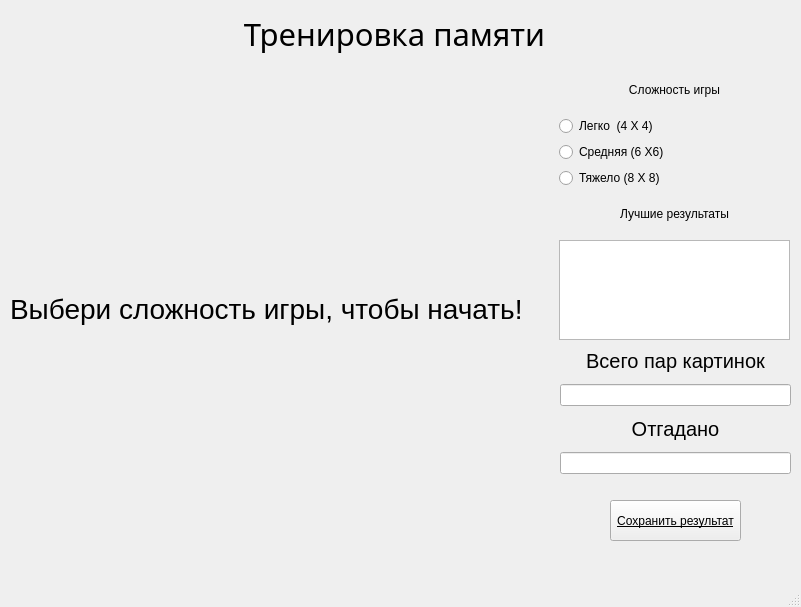
Above: UI.ui from sarmont/qt_project before the change. Below: the same form after it.
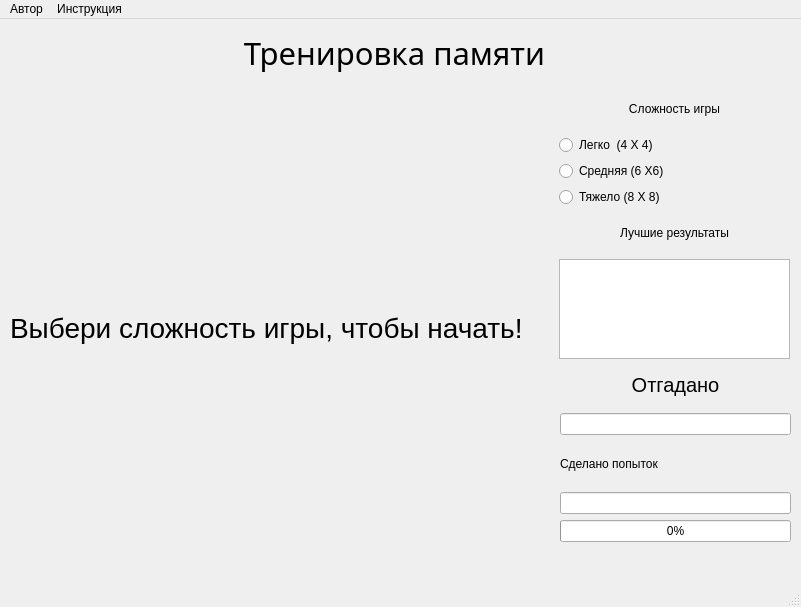
That is the form after the change.

Commit message: Неверно работает статус бар

```diff
--- a/UI.ui
+++ b/UI.ui
@@ -126,28 +126,10 @@
       <x>560</x>
       <y>343</y>
       <width>231</width>
-      <height>131</height>
+      <height>180</height>
      </rect>
     </property>
     <layout class="QVBoxLayout" name="verticalLayout_3">
-     <item>
-      <widget class="QLabel" name="label_4">
-       <property name="font">
-        <font>
-         <pointsize>15</pointsize>
-        </font>
-       </property>
-       <property name="text">
-        <string>Всего пар картинок</string>
-       </property>
-       <property name="alignment">
-        <set>Qt::AlignCenter</set>
-       </property>
-      </widget>
-     </item>
-     <item>
-      <widget class="QLineEdit" name="lineEdit"/>
-     </item>
      <item>
       <widget class="QLabel" name="label_5">
        <property name="font">
@@ -164,29 +146,27 @@
       </widget>
      </item>
      <item>
-      <widget class="QLineEdit" name="lineEdit_2"/>
+      <widget class="QLineEdit" name="opened_images_pair"/>
+     </item>
+     <item>
+      <widget class="QLabel" name="label_6">
+       <property name="text">
+        <string>Сделано попыток</string>
+       </property>
+      </widget>
+     </item>
+     <item>
+      <widget class="QLineEdit" name="attempts_counter"/>
+     </item>
+     <item>
+      <widget class="QProgressBar" name="progressBar">
+       <property name="value">
+        <number>0</number>
+       </property>
+      </widget>
      </item>
     </layout>
    </widget>
-   <widget class="QPushButton" name="pushButton">
-    <property name="geometry">
-     <rect>
-      <x>610</x>
-      <y>500</y>
-      <width>131</width>
-      <height>41</height>
-     </rect>
-    </property>
-    <property name="font">
-     <font>
-      <pointsize>9</pointsize>
-      <underline>true</underline>
-     </font>
-    </property>
-    <property name="text">
-     <string>Сохранить результат</string>
-    </property>
-   </widget>
    <widget class="QWidget" name="gridLayoutWidget">
     <property name="geometry">
      <rect>
@@ -221,6 +201,18 @@
      <height>21</height>
     </rect>
    </property>
+   <widget class="QMenu" name="menu">
+    <property name="title">
+     <string>Автор</string>
+    </property>
+   </widget>
+   <widget class="QMenu" name="menu_2">
+    <property name="title">
+     <string>Инструкция</string>
+    </property>
+   </widget>
+   <addaction name="menu"/>
+   <addaction name="menu_2"/>
   </widget>
   <widget class="QStatusBar" name="statusbar"/>
  </widget>
```
The commit also changes 1 other file.
